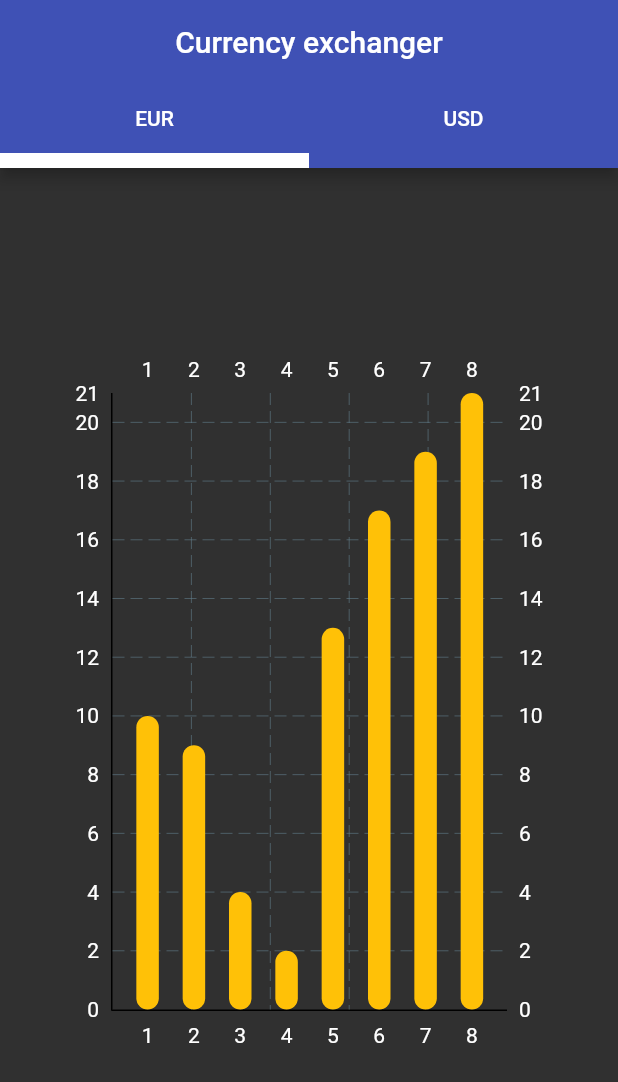
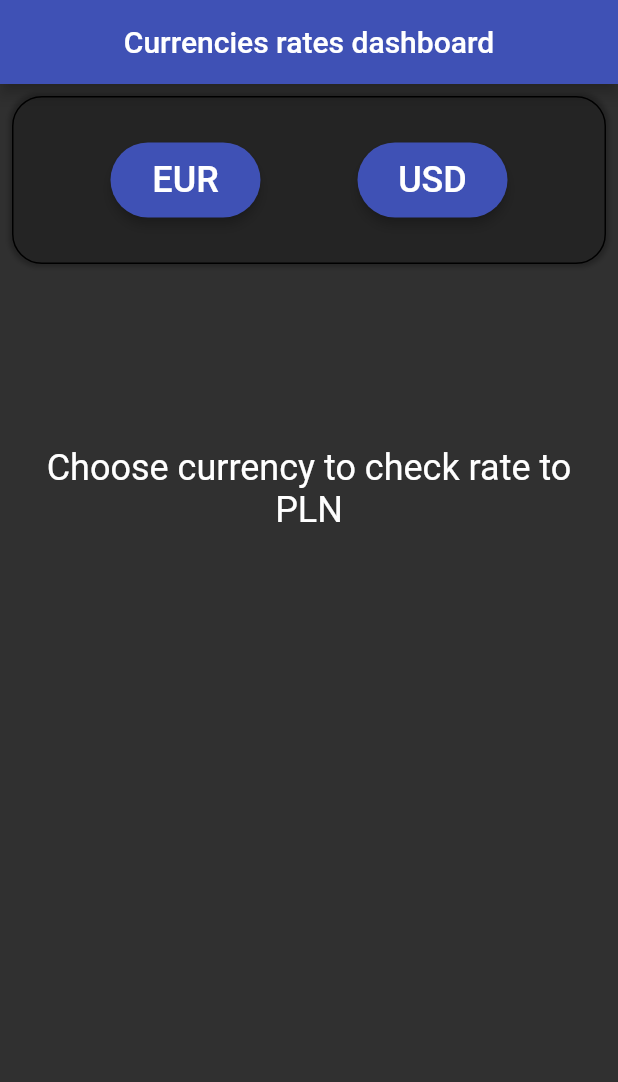
Before and after one commit to FWasik/currency-app, a Flutter app: the screen it shows after launch, on a phone screen of 412 x 824 dp. Shown: the top 1082 px of the screen. Run offline on Flutter 3.47's test engine with Material 2 defaults, Android fonts, the phone set to English and light mode, and no system bars; drawn by our look-alikes of fl_chart; our stand-ins replace bloc, decimal, equatable, flutter_bloc; missing offline and left inert: graphic.

Commit message:
chart added + imports and const

```diff
--- a/lib/features/currency/data/models/currency_rates_dto.dart
+++ b/lib/features/currency/data/models/currency_rates_dto.dart
@@ -1,6 +1,5 @@
 import 'package:currency_app/features/currency/domain/entities/currency_rate.dart';
 import 'package:decimal/decimal.dart';
-import 'package:equatable/equatable.dart';
 
 class CurrencyRateDTO extends CurrencyRate {
   const CurrencyRateDTO({required number, required date, required rate})
--- a/lib/features/currency/presentation/bloc/currency_bloc.dart
+++ b/lib/features/currency/presentation/bloc/currency_bloc.dart
@@ -1,6 +1,4 @@
 import 'package:bloc/bloc.dart';
-import 'package:currency_app/features/currency/data/datasources/currency_rate_data_source.dart';
-import 'package:currency_app/features/currency/data/repositories/currency_rate_repo_impl.dart';
 import 'package:currency_app/features/currency/domain/entities/currency_rate.dart';
 import 'package:currency_app/features/currency/domain/usecases/get_currency_rates.dart';
 import 'package:equatable/equatable.dart';
@@ -11,8 +9,7 @@ part 'currency_state.dart';
 class CurrencyBloc extends Bloc<CurrencyEvent, CurrencyState> {
   GetCurrencyRates getUseCaseRates;
 
-  CurrencyBloc({required this.getUseCaseRates})
-      : super(GetCurrencyRatesState(rates: [])) {
+  CurrencyBloc({required this.getUseCaseRates}) : super(CurrencyInitial()) {
     on<GetCurrencyRatesEvent>((event, emit) async {
       emit(LoadingState());
       List<CurrencyRate> rates =
--- a/lib/features/currency/presentation/bloc/currency_state.dart
+++ b/lib/features/currency/presentation/bloc/currency_state.dart
@@ -5,11 +5,7 @@ abstract class CurrencyState extends Equatable {
   List<Object> get props => [];
 }
 
-class CurrencyInitial extends CurrencyState {
-  final List<CurrencyRate> rates;
-
-  CurrencyInitial({required this.rates});
-}
+class CurrencyInitial extends CurrencyState {}
 
 class GetCurrencyRatesState extends CurrencyState {
   final List<CurrencyRate> rates;
--- a/lib/features/currency/presentation/pages/home_page.dart
+++ b/lib/features/currency/presentation/pages/home_page.dart
@@ -1,8 +1,9 @@
-import 'package:currency_app/features/currency/domain/entities/currency_rate.dart';
 import 'package:currency_app/features/currency/presentation/bloc/currency_bloc.dart';
+import 'package:currency_app/features/currency/presentation/widgets/currency_button.dart';
+import 'package:currency_app/features/currency/presentation/widgets/currency_rate_info.dart';
+import 'package:currency_app/features/currency/presentation/widgets/custom_chart.dart';
 import 'package:flutter/material.dart';
 import 'package:flutter_bloc/flutter_bloc.dart';
-import 'package:fl_chart/fl_chart.dart';
 
 class HomePage extends StatefulWidget {
   const HomePage({super.key});
@@ -16,100 +17,67 @@ class _HomePageState extends State<HomePage> {
 
   @override
   Widget build(BuildContext context) {
-    return DefaultTabController(
-        initialIndex: 0,
-        length: 2,
-        child: BlocBuilder<CurrencyBloc, CurrencyState>(
-            builder: (contextCurrency, stateCurrency) {
     return Scaffold(
         appBar: AppBar(
           centerTitle: true,
-                title: Text("Currency exchanger"),
+          title: const Text("Currencies rates dashboard"),
           backgroundColor: Theme.of(context).primaryColorDark,
-                bottom: TabBar(
-                    indicatorWeight: 10,
-                    indicatorColor: Theme.of(context).primaryColorDark,
-                    unselectedLabelColor: Colors.white,
-                    onTap: (value) {
-                      if (value == 0) {
-                        context
-                            .read<CurrencyBloc>()
-                            .add(GetCurrencyRatesEvent(currency: "EUR"));
-                        print("EUR");
-                      } else if (value == 1) {
-                        print("USD");
-                        context
-                            .read<CurrencyBloc>()
-                            .add(GetCurrencyRatesEvent(currency: "USD"));
-                        print("USD");
-                      }
-                    },
-                    tabs: [
-                      Tab(
-                        text: "EUR",
         ),
-                      Tab(
-                        text: "USD",
-                      )
-                    ]),
+        body:
+            BlocBuilder<CurrencyBloc, CurrencyState>(builder: (context, state) {
+          return Padding(
+            padding: const EdgeInsets.all(8.0),
+            child: Column(
+              children: [
+                Container(
+                  decoration: BoxDecoration(
+                      boxShadow: const [
+                        BoxShadow(
+                          offset: Offset(0, 0),
+                          blurRadius: 2,
+                          spreadRadius: 2,
+                          color: Colors.black26,
                         ),
-              body: stateCurrency is GetCurrencyRatesState
-                  ? TabBarView(children: <Widget>[
-                      Center(
-                        child: Padding(
-                          padding: const EdgeInsets.symmetric(
-                              horizontal: 30, vertical: 120),
-                          // implement the bar chart
-                          child: BarChart(BarChartData(
-                              borderData: FlBorderData(
-                                  border: const Border(
-                                top: BorderSide.none,
-                                right: BorderSide.none,
-                                left: BorderSide(width: 1),
-                                bottom: BorderSide(width: 1),
-                              )),
-                              groupsSpace: 10,
-
-                              // add bars
-                              barGroups: [
-                                BarChartGroupData(x: 1, barRods: [
-                                  BarChartRodData(
-                                      toY: 10, width: 15, color: Colors.amber),
-                                ]),
-                                BarChartGroupData(x: 2, barRods: [
-                                  BarChartRodData(
-                                      toY: 9, width: 15, color: Colors.amber),
-                                ]),
-                                BarChartGroupData(x: 3, barRods: [
-                                  BarChartRodData(
-                                      toY: 4, width: 15, color: Colors.amber),
-                                ]),
-                                BarChartGroupData(x: 4, barRods: [
-                                  BarChartRodData(
-                                      toY: 2, width: 15, color: Colors.amber),
-                                ]),
-                                BarChartGroupData(x: 5, barRods: [
-                                  BarChartRodData(
-                                      toY: 13, width: 15, color: Colors.amber),
-                                ]),
-                                BarChartGroupData(x: 6, barRods: [
-                                  BarChartRodData(
-                                      toY: 17, width: 15, color: Colors.amber),
-                                ]),
-                                BarChartGroupData(x: 7, barRods: [
-                                  BarChartRodData(
-                                      toY: 19, width: 15, color: Colors.amber),
-                                ]),
-                                BarChartGroupData(x: 8, barRods: [
-                                  BarChartRodData(
-                                      toY: 21, width: 15, color: Colors.amber),
-                                ]),
-                              ])),
+                      ],
+                      borderRadius: const BorderRadius.all(Radius.circular(20)),
+                      border: Border.all(style: BorderStyle.solid)),
+                  padding: const EdgeInsets.symmetric(vertical: 30),
+                  child: Row(
+                    mainAxisAlignment: MainAxisAlignment.spaceEvenly,
+                    children: [
+                      const CurrencyButton(currency: "EUR"),
+                      const CurrencyButton(currency: "USD")
+                    ],
                   ),
                 ),
-                      Center(child: Text("Dolar"))
-                    ])
-                  : Center(child: CircularProgressIndicator()));
+                if (state is GetCurrencyRatesState) ...[
+                  Expanded(
+                      child: ListView(
+                    children: [
+                      CurrencyRateInfo(
+                        rate: state.rates[state.rates.length - 1],
+                      ),
+                      CustomChart(rates: state.rates),
+                    ],
+                  ))
+                ] else if (state is LoadingState) ...[
+                  const Center(
+                    child: CircularProgressIndicator(),
+                  )
+                ] else ...[
+                  const SizedBox(
+                    height: 300,
+                    child: Center(
+                        child: Text(
+                      "Choose currency to check rate to PLN",
+                      textAlign: TextAlign.center,
+                      style: TextStyle(fontSize: 24),
+                    )),
+                  ),
+                ]
+              ],
+            ),
+          );
         }));
   }
 }
--- /dev/null
+++ b/lib/features/currency/presentation/widgets/currency_button.dart
@@ -0,0 +1,28 @@
+import 'package:currency_app/features/currency/presentation/bloc/currency_bloc.dart';
+import 'package:flutter/material.dart';
+import 'package:flutter_bloc/flutter_bloc.dart';
+
+class CurrencyButton extends StatelessWidget {
+  final String currency;
+
+  const CurrencyButton({Key? key, required this.currency}) : super(key: key);
+
+  @override
+  Widget build(BuildContext context) {
+    return ElevatedButton(
+        style: ElevatedButton.styleFrom(
+            backgroundColor: Theme.of(context).primaryColorDark,
+            elevation: 3,
+            shape:
+                RoundedRectangleBorder(borderRadius: BorderRadius.circular(40)),
+            minimumSize: const Size(100, 50)),
+        onPressed: () {
+          BlocProvider.of<CurrencyBloc>(context)
+              .add(GetCurrencyRatesEvent(currency: currency));
+        },
+        child: Text(
+          currency,
+          style: const TextStyle(fontSize: 24),
+        ));
+  }
+}
--- a/pubspec.yaml
+++ b/pubspec.yaml
@@ -40,8 +40,9 @@ dependencies:
   equatable: ^2.0.5
   decimal: ^2.3.2
   http: ^0.13.5
-  intl: ^0.18.1
-  fl_chart: ^0.62.0
+  intl: ^0.17.0
+  graphic: ^2.1.0
+  quiver: ^3.2.1
 
 dev_dependencies:
   flutter_test:
```
Also changed, not shown: lib/features/currency/presentation/widgets/currency_rate_info.dart (added, +28 -0 lines), lib/features/currency/presentation/widgets/custom_chart.dart (added, +52 -0 lines), pubspec.lock. Lines whose indentation alone changed are shown as unchanged.
